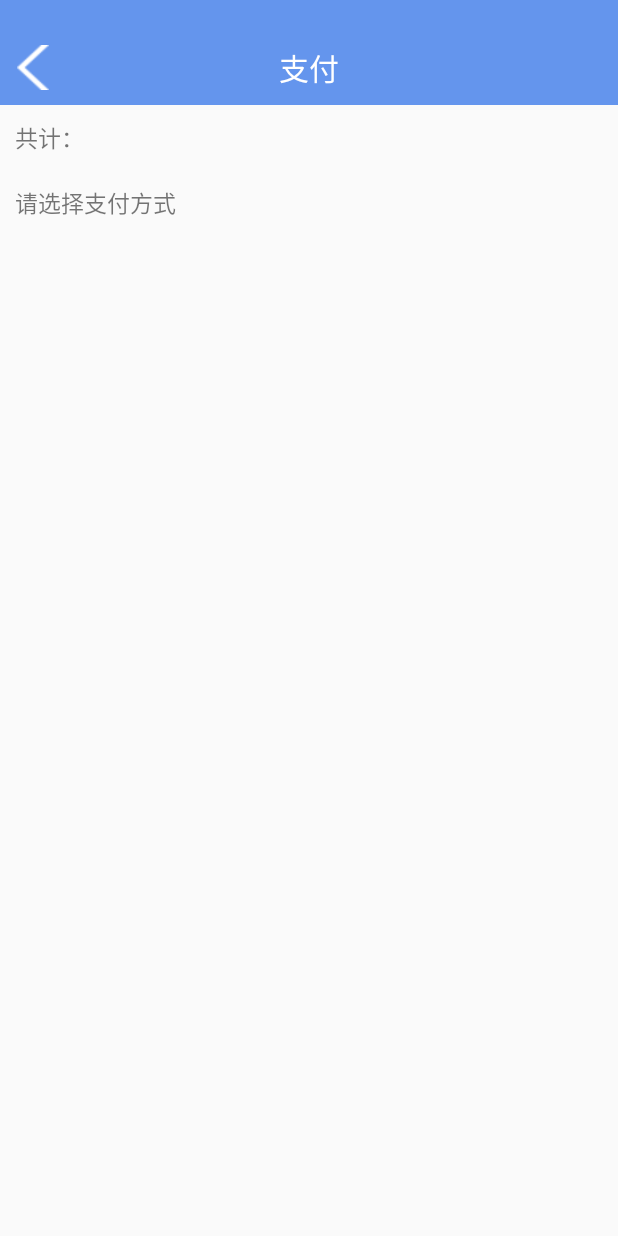
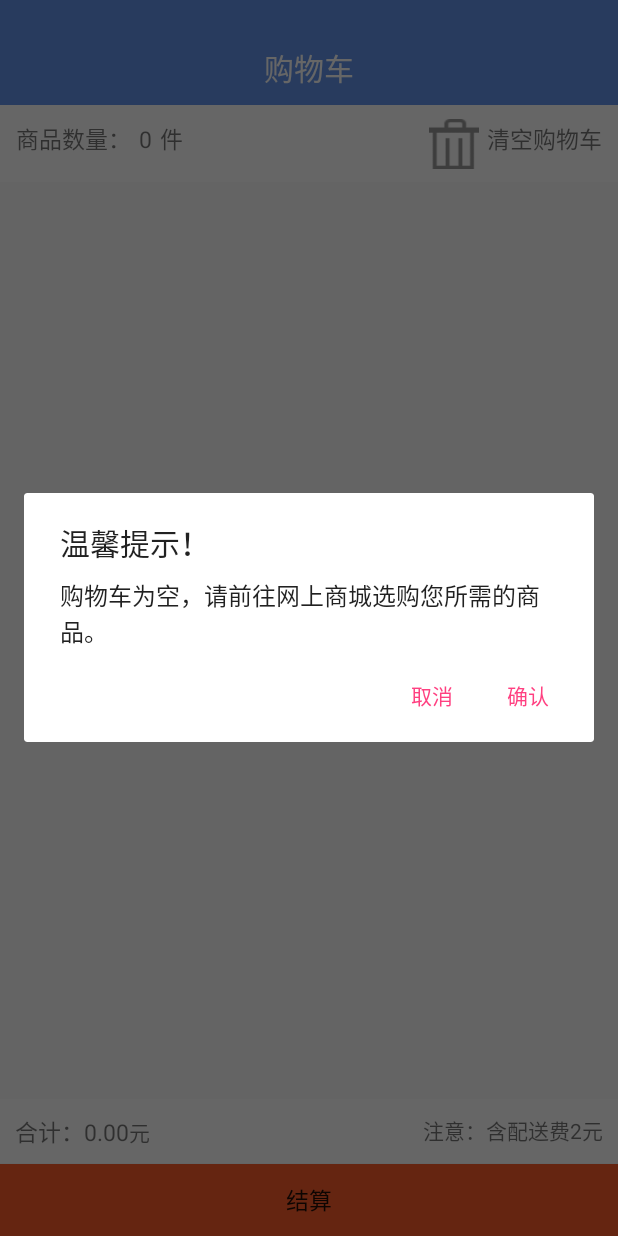
Before and after one commit to mySinger/ywt-zwz, an Android app: the BuyCarActivity screen opened directly, with no data from a screen before it, after a tap on "结算", on a phone screen of 412 x 824 dp. Run offline under Robolectric (Android 15) with nearby library versions, the phone set to English and light mode, and no system bars; 2 statements that could not run were skipped; 1 other tap on this screen came first.

Commit message:
对电子商城模块和购物车详情页的各类点击事件和逻辑做了进一步的实现

```diff
--- a/Ywt-gkzx/app/src/main/java/com/gkzxhn/ywt_gkzx/activity/BuyCarActivity.java
+++ b/Ywt-gkzx/app/src/main/java/com/gkzxhn/ywt_gkzx/activity/BuyCarActivity.java
@@ -1,10 +1,13 @@
 package com.gkzxhn.ywt_gkzx.activity;
 
 import android.app.Activity;
+import android.app.AlertDialog;
 import android.app.Fragment;
+import android.content.DialogInterface;
 import android.content.Intent;
 import android.graphics.drawable.Drawable;
 import android.os.Bundle;
+import android.view.KeyEvent;
 import android.view.View;
 import android.view.WindowManager;
 import android.widget.Button;
@@ -17,7 +20,6 @@ import com.gkzxhn.ywt_gkzx.utils.Goods;
 
 import java.util.List;
 
-import static android.R.attr.button;
 import static com.gkzxhn.ywt_gkzx.R.drawable.clearbuycar;
 
 /**
@@ -25,11 +27,13 @@ import static com.gkzxhn.ywt_gkzx.R.drawable.clearbuycar;
  * 购物车内商品内容详情及处理页面
  */
 
-public class BuyCarActivity extends Activity implements View.OnClickListener{
+public class BuyCarActivity extends Activity implements View.OnClickListener {
 
-    private List<Goods> list;
     private Button settlementBtn;
     private String totalMoney;
+    private Fragment buyCarFragment;
+    private TextView totalNum;
+    private TextView money;
 
     @Override
     protected void onCreate(Bundle savedInstanceState) {
@@ -48,7 +52,7 @@ public class BuyCarActivity extends Activity implements View.OnClickListener{
         Drawable drawableClear = getResources().getDrawable(clearbuycar);
         drawableClear.setBounds(0, 0, 50, 50);
         tvClear.setCompoundDrawables(drawableClear, null, null, null);
-           //拿到购物车详情页的结算按钮对象
+        //拿到购物车详情页的结算按钮对象
         settlementBtn = (Button) findViewById(R.id.settlementBtn);
         settlementBtn.setOnClickListener(this);
     }
@@ -59,26 +63,72 @@ public class BuyCarActivity extends Activity implements View.OnClickListener{
         String totalNumber = (String) data.getCharSequence("totalnumber");
         totalMoney = (String) data.getCharSequence("totalmoney");
 
-        TextView totalNum = (TextView) findViewById(R.id.goods_number);
+        //购物车内商品数量对象
+        totalNum = (TextView) findViewById(R.id.goods_number);
         totalNum.setText(totalNumber);
 
-        TextView money = (TextView) findViewById(R.id.money);
+        //购物车内商品合计对象
+        money = (TextView) findViewById(R.id.money);
         money.setText(totalMoney);
 
-        Fragment buyCarFragment = new BuyCarFragment();
-        getFragmentManager().beginTransaction().add(R.id.buyCar_fl,buyCarFragment).commit();
+        //给购物车详情页中添加fragment碎片
+        buyCarFragment = new BuyCarFragment();
+        getFragmentManager().beginTransaction().add(R.id.buyCar_fl, buyCarFragment).commit();
     }
 
 
     @Override
     public void onClick(View v) {
-        switch(v.getId()){
+        switch (v.getId()) {
+            //点击结算
             case R.id.settlementBtn:
-                Intent intent = new Intent(BuyCarActivity.this,PayActivity.class);
-                intent.putExtra("money",totalMoney);
-                intent.putExtra("TAG","购物车详情页");
-                startActivity(intent);
+                //拿到商品详情页的商品合计
+                String tMoney = (String) money.getText();
+
+                //在这里做判断，如果商品合计为零，则不会跳转到结算页面。
+                if (tMoney.equals("0.00")) {
+                    AlertDialog.Builder builder = new AlertDialog.Builder(BuyCarActivity.this);
+                    builder.setTitle("温馨提示！")
+                            .setMessage("购物车为空，请前往网上商城选购您所需的商品。")
+                            .setPositiveButton("确认", new DialogInterface.OnClickListener() {
+                                @Override
+                                public void onClick(DialogInterface dialog, int which) {
+
+                                    Intent data = new Intent();
+                                    data.putExtra("money", money.getText());
+                                    data.putExtra("number", totalNum.getText());
+                                    BuyCarActivity.this.setResult(0, data);
+                                    finish();
+                                }
+                            })
+                            .setNegativeButton("取消", new DialogInterface.OnClickListener() {
+                                @Override
+                                public void onClick(DialogInterface dialog, int which) {
+                                    Toast.makeText(BuyCarActivity.this, "取消", Toast.LENGTH_SHORT).show();
+                                }
+                            })
+                            .show();
+                } else {
+                    Intent intent = new Intent(BuyCarActivity.this, PayActivity.class);
+                    intent.putExtra("money", tMoney);
+                    intent.putExtra("TAG", "购物车详情页");
+                    startActivity(intent);
+                }
                 break;
         }
     }
+
+    /**
+     * 当点击返回键退出购物车详情页时将商品总数和和合计回传给电子商城模块，
+     * 以确保这两项数据的实时同步更新
+     */
+    @Override
+    public boolean onKeyDown(int keyCode, KeyEvent event) {
+        Intent data = new Intent();
+        data.putExtra("money", money.getText());
+        data.putExtra("number", totalNum.getText());
+        BuyCarActivity.this.setResult(0, data);
+        finish();
+        return super.onKeyDown(keyCode, event);
+    }
 }
--- a/Ywt-gkzx/app/src/main/java/com/gkzxhn/ywt_gkzx/fragment/BuyCarFragment.java
+++ b/Ywt-gkzx/app/src/main/java/com/gkzxhn/ywt_gkzx/fragment/BuyCarFragment.java
@@ -7,6 +7,7 @@ import android.view.LayoutInflater;
 import android.view.View;
 import android.view.ViewGroup;
 import android.widget.ListView;
+import android.widget.TextView;
 
 import com.gkzxhn.ywt_gkzx.R;
 import com.gkzxhn.ywt_gkzx.utils.BuyCarAdapter;
@@ -21,20 +22,56 @@ import java.util.List;
  * Created by ZengWenZhi on 2016/9/19 0019.
  */
 
-public class BuyCarFragment extends Fragment {
+public class BuyCarFragment extends Fragment implements View.OnClickListener {
+    private List<Goods> list;
+    private BuyCarAdapter buyCarAdapter;
+    private DatabaseHelper databaseHelper;
+    private TextView number;
+    private TextView money;
+
     @Nullable
     @Override
     public View onCreateView(LayoutInflater inflater, ViewGroup container, Bundle savedInstanceState) {
         View view = inflater.inflate(R.layout.fragment_buy_car, container, false);
 
 
-        List<Goods> list = new ArrayList<>();
-        DatabaseHelper databaseHelper = new DatabaseHelper(getActivity());
+        list = new ArrayList<>();
+        databaseHelper = new DatabaseHelper(getActivity());
         //从数据库中获取所选商品信息，将其呈现在购物车详情页
         databaseHelper.obtainClickGoodsMessage(list);
-        BuyCarAdapter buyCarAdapter = new BuyCarAdapter(getActivity(), R.layout.item_buy_car, list);
+
+        buyCarAdapter = new BuyCarAdapter(getActivity(), R.layout.item_buy_car, list);
         ListView buyCarLV = (ListView) view.findViewById(R.id.lv_buyCar);
         buyCarLV.setAdapter(buyCarAdapter);
+
+        initView();
         return view;
     }
+
+    //初始化View
+    public void initView() {
+        //拿到碎片所在activity中的清空购物车控件对象
+        TextView clearBuyCar = (TextView) getActivity().findViewById(R.id.tv_clear);
+        clearBuyCar.setOnClickListener(this);
+
+        number = (TextView) getActivity().findViewById(R.id.goods_number);
+        money = (TextView) getActivity().findViewById(R.id.money);
+    }
+
+
+    @Override
+    public void onClick(View v) {
+        switch (v.getId()) {
+            //清空购物车
+            case R.id.tv_clear:
+                number.setText("0");
+                money.setText("0.00");
+                for(Goods goods: list){
+                    databaseHelper.clearNumber(goods);
+                }
+                list.clear();
+                buyCarAdapter.notifyDataSetChanged();
+                break;
+        }
+    }
 }
--- a/Ywt-gkzx/app/src/main/res/layout/activity_buy_car.xml
+++ b/Ywt-gkzx/app/src/main/res/layout/activity_buy_car.xml
@@ -65,7 +65,7 @@
             android:drawableLeft="@drawable/clearbuycar"
             android:drawablePadding="5dp"
             android:padding="5dp"
-            android:text="清理购物车"
+            android:text="清空购物车"
             android:textSize="15sp" />
     </RelativeLayout>
 
```
Also changed, not shown: Ywt-gkzx/app/src/main/java/com/gkzxhn/ywt_gkzx/activity/PayActivity.java (+6 -3 lines), Ywt-gkzx/app/src/main/java/com/gkzxhn/ywt_gkzx/main/MainActivity.java (+41 -20 lines), Ywt-gkzx/app/src/main/java/com/gkzxhn/ywt_gkzx/utils/BuyCarAdapter.java (+29 -5 lines), Ywt-gkzx/app/src/main/java/com/gkzxhn/ywt_gkzx/utils/DatabaseHelper.java (+11 -3 lines).
